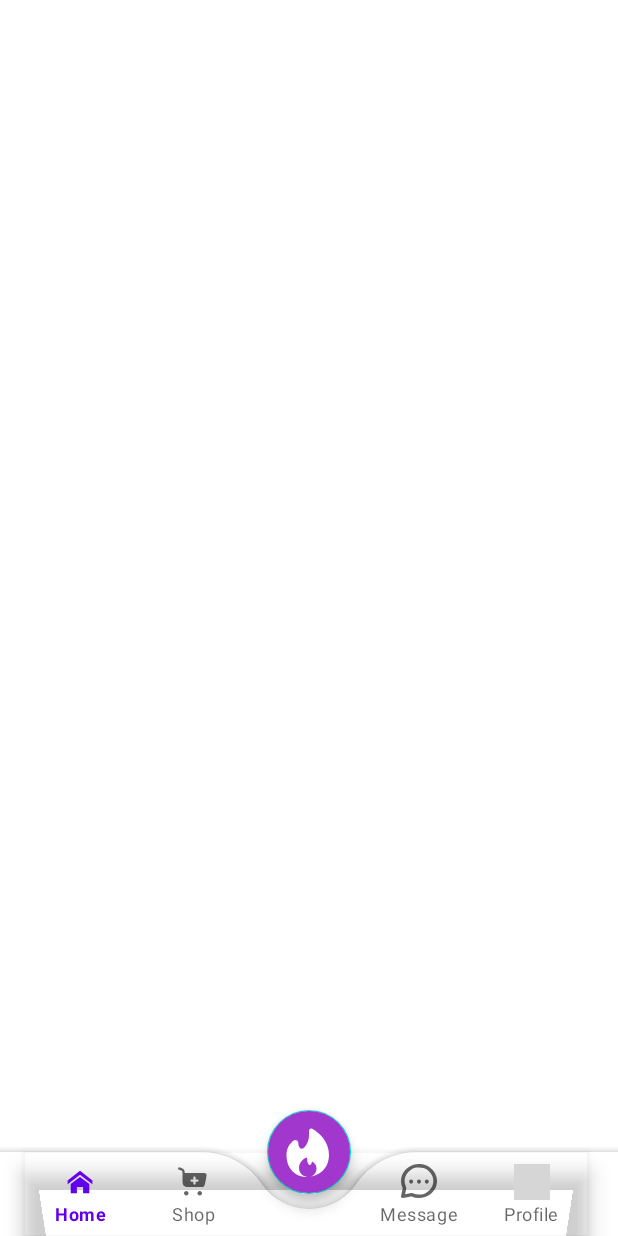
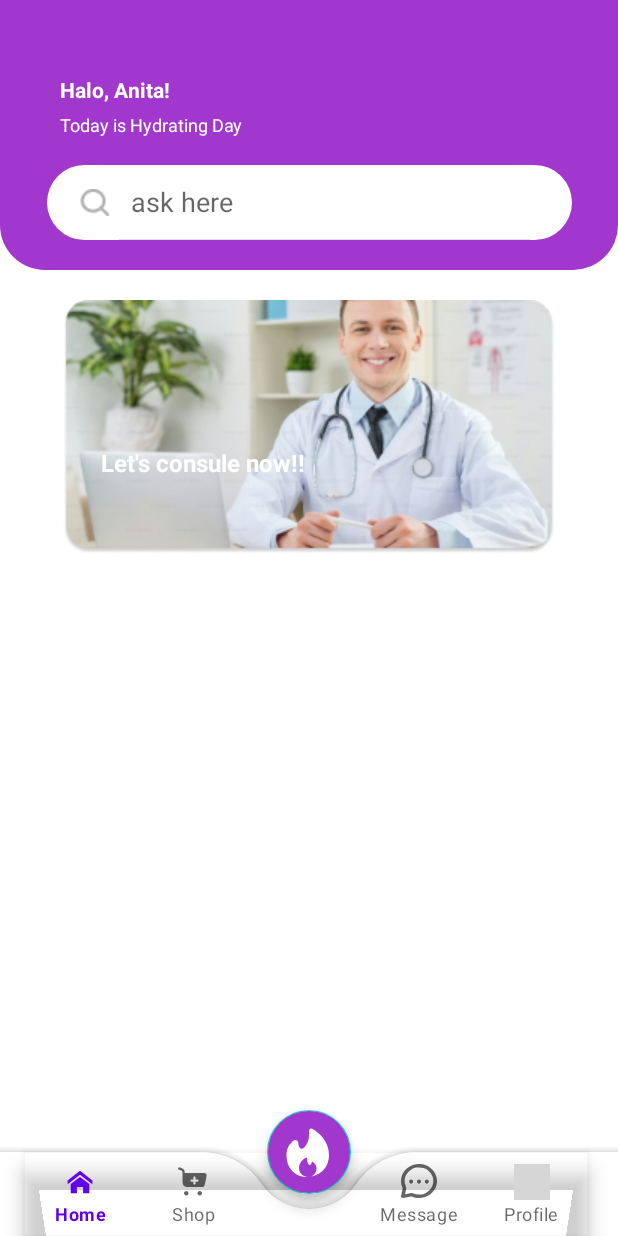
Before and after one commit to RITabayuni/GlowGenie, an Android app: the screen it shows after launch (MainActivity), on a phone screen of 412 x 824 dp. Run offline under Robolectric (Android 15) with nearby library versions, the phone set to English and light mode, and no system bars; grey boxes are pictures that could not be loaded.

Commit message:
navbar asegeboy

```diff
--- a/app/src/main/java/com/example/glowgenie/MainActivity.java
+++ b/app/src/main/java/com/example/glowgenie/MainActivity.java
@@ -20,5 +20,6 @@ public class MainActivity extends AppCompatActivity {
             v.setPadding(systemBars.left, systemBars.top, systemBars.right, systemBars.bottom);
             return insets;
         });
+
     }
 }
--- a/app/src/main/res/layout/activity_main.xml
+++ b/app/src/main/res/layout/activity_main.xml
@@ -1,5 +1,5 @@
 <?xml version="1.0" encoding="utf-8"?>
-<androidx.coordinatorlayout.widget.CoordinatorLayout xmlns:android="http://schemas.android.com/apk/res/android"
+<androidx.constraintlayout.widget.ConstraintLayout xmlns:android="http://schemas.android.com/apk/res/android"
     xmlns:app="http://schemas.android.com/apk/res-auto"
     xmlns:tools="http://schemas.android.com/tools"
     android:id="@+id/main"
@@ -7,112 +7,81 @@
     android:layout_height="match_parent"
     tools:context=".MainActivity">
 
-<!--    <View-->
-<!--        android:id="@+id/header"-->
-<!--        android:layout_width="match_parent"-->
-<!--        android:layout_height="180dp"-->
-<!--        android:background="@drawable/bg_header"-->
-<!--        app:layout_constraintTop_toTopOf="parent"-->
-<!--        app:layout_constraintStart_toStartOf="parent"-->
-<!--        app:layout_constraintEnd_toEndOf="parent"/>-->
+    <View
+        android:id="@+id/header"
+        android:layout_width="match_parent"
+        android:layout_height="180dp"
+        android:background="@drawable/bg_header"
+        app:layout_constraintTop_toTopOf="parent"
+        app:layout_constraintStart_toStartOf="parent"
+        app:layout_constraintEnd_toEndOf="parent"/>
 
-<!--    <TextView-->
-<!--        android:id="@+id/halo"-->
-<!--        android:layout_width="wrap_content"-->
-<!--        android:layout_height="wrap_content"-->
-<!--        android:layout_marginStart="40dp"-->
-<!--        android:layout_marginTop="50dp"-->
-<!--        android:text="Halo, Anita!"-->
-<!--        android:textStyle="bold"-->
-<!--        android:textColor="@color/white"-->
-<!--        android:textSize="14sp"-->
-<!--        app:layout_constraintStart_toStartOf="@+id/header"-->
-<!--        app:layout_constraintTop_toTopOf="@+id/header" />-->
+    <TextView
+        android:id="@+id/halo"
+        android:layout_width="wrap_content"
+        android:layout_height="wrap_content"
+        android:layout_marginStart="40dp"
+        android:layout_marginTop="50dp"
+        android:text="Halo, Anita!"
+        android:textStyle="bold"
+        android:textColor="@color/white"
+        android:textSize="14sp"
+        app:layout_constraintStart_toStartOf="@+id/header"
+        app:layout_constraintTop_toTopOf="@+id/header" />
 
-<!--    <TextView-->
-<!--        android:id="@+id/today"-->
-<!--        android:layout_width="wrap_content"-->
-<!--        android:layout_height="wrap_content"-->
-<!--        android:layout_marginStart="40dp"-->
-<!--        android:layout_marginTop="5dp"-->
-<!--        android:text="Today is Hydrating Day"-->
-<!--        android:textColor="@color/white"-->
-<!--        android:textSize="12sp"-->
-<!--        app:layout_constraintStart_toStartOf="@+id/header"-->
-<!--        app:layout_constraintTop_toBottomOf="@+id/halo" />-->
+    <TextView
+        android:id="@+id/today"
+        android:layout_width="wrap_content"
+        android:layout_height="wrap_content"
+        android:layout_marginStart="40dp"
+        android:layout_marginTop="5dp"
+        android:text="Today is Hydrating Day"
+        android:textColor="@color/white"
+        android:textSize="12sp"
+        app:layout_constraintStart_toStartOf="@+id/header"
+        app:layout_constraintTop_toBottomOf="@+id/halo" />
 
-<!--        <SearchView-->
-<!--            android:id="@+id/search_bar"-->
-<!--            android:layout_width="350dp"-->
-<!--            android:layout_height="50dp"-->
-<!--            android:paddingStart="20dp"-->
-<!--            android:queryHint="ask here"-->
-<!--            android:layout_marginBottom="20dp"-->
-<!--            android:layoutDirection="rtl"-->
-<!--            android:iconifiedByDefault="false"-->
-<!--            android:searchIcon="@drawable/ic_search"-->
-<!--            android:background="@drawable/bg_search"-->
-<!--            app:layout_constraintBottom_toBottomOf="@+id/header"-->
-<!--            app:layout_constraintStart_toStartOf="@+id/header"-->
-<!--            app:layout_constraintEnd_toEndOf="@+id/header" />-->
+        <SearchView
+            android:id="@+id/search_bar"
+            android:layout_width="350dp"
+            android:layout_height="50dp"
+            android:paddingStart="20dp"
+            android:queryHint="ask here"
+            android:layout_marginBottom="20dp"
+            android:layoutDirection="rtl"
+            android:iconifiedByDefault="false"
+            android:searchIcon="@drawable/ic_search"
+            android:background="@drawable/bg_search"
+            app:layout_constraintBottom_toBottomOf="@+id/header"
+            app:layout_constraintStart_toStartOf="@+id/header"
+            app:layout_constraintEnd_toEndOf="@+id/header" />
 
 
-<!--    <ImageButton-->
-<!--        android:id="@+id/article"-->
-<!--        android:layout_width="wrap_content"-->
-<!--        android:layout_height="wrap_content"-->
-<!--        android:background="@drawable/doctor1"-->
-<!--        android:layout_marginTop="20dp"-->
-<!--        app:layout_constraintTop_toBottomOf="@+id/header"-->
-<!--        app:layout_constraintStart_toStartOf="parent"-->
-<!--        app:layout_constraintEnd_toEndOf="parent" />-->
-
-<!--    <TextView-->
-<!--        android:layout_width="wrap_content"-->
-<!--        android:layout_height="wrap_content"-->
-<!--        android:text="Let's consule now!!"-->
-<!--        android:textColor="#ffffff"-->
-<!--        android:layout_marginBottom="50dp"-->
-<!--        android:layout_marginStart="25dp"-->
-<!--        android:textSize="16sp"-->
-<!--        android:textStyle="bold"-->
-<!--        app:layout_constraintBottom_toBottomOf="@+id/article"-->
-<!--        app:layout_constraintStart_toStartOf="@+id/article" />-->
-
-    <FrameLayout
-        android:layout_width="match_parent"
-        android:layout_height="match_parent"
-        android:id="@+id/frame_layout"/>
-
-    <com.google.android.material.bottomappbar.BottomAppBar
-        android:layout_width="match_parent"
-        android:layout_height="wrap_content"
-        android:id="@+id/bottomAppBar"
-        android:layout_gravity="bottom"
-        android:background="@color/white"
-        app:fabCradleMargin="10dp"
-        app:fabCradleRoundedCornerRadius="50dp">
-
-        <com.google.android.material.bottomnavigation.BottomNavigationView
-            android:layout_width="wrap_content"
-            android:layout_height="wrap_content"
-            android:id="@+id/bottomNavigationView"
-            android:layout_marginEnd="20dp"
-            app:labelVisibilityMode="labeled"
-            android:background="@android:color/transparent"
-            app:menu="@menu/bottom_menu"/>
-
-    </com.google.android.material.bottomappbar.BottomAppBar>
-
-    <com.google.android.material.floatingactionbutton.FloatingActionButton
+    <ImageButton
+        android:id="@+id/article"
         android:layout_width="wrap_content"
         android:layout_height="wrap_content"
-        android:backgroundTint="@color/UnguGenie"
-        android:src="@drawable/ic_fire"
-        app:layout_anchor="@id/bottomAppBar"
-        app:maxImageSize="40dp"
-        app:tint="@color/white"/>
+        android:background="@drawable/doctor1"
+        android:layout_marginTop="20dp"
+        app:layout_constraintTop_toBottomOf="@+id/header"
+        app:layout_constraintStart_toStartOf="parent"
+        app:layout_constraintEnd_toEndOf="parent" />
+
+    <TextView
+        android:layout_width="wrap_content"
+        android:layout_height="wrap_content"
+        android:text="Let's consule now!!"
+        android:textColor="#ffffff"
+        android:layout_marginBottom="50dp"
+        android:layout_marginStart="25dp"
+        android:textSize="16sp"
+        android:textStyle="bold"
+        app:layout_constraintBottom_toBottomOf="@+id/article"
+        app:layout_constraintStart_toStartOf="@+id/article" />
 
 
+    <include
+        layout="@layout/layout_item"/>
 
-</androidx.coordinatorlayout.widget.CoordinatorLayout>
+
+</androidx.constraintlayout.widget.ConstraintLayout>
--- /dev/null
+++ b/app/src/main/res/layout/layout_item.xml
@@ -0,0 +1,41 @@
+<?xml version="1.0" encoding="utf-8"?>
+<androidx.coordinatorlayout.widget.CoordinatorLayout xmlns:android="http://schemas.android.com/apk/res/android"
+    xmlns:app="http://schemas.android.com/apk/res-auto"
+    xmlns:tools="http://schemas.android.com/tools"
+    android:layout_width="match_parent"
+    android:layout_height="match_parent">
+
+    <FrameLayout
+        android:layout_width="match_parent"
+        android:layout_height="match_parent"
+        android:id="@+id/frame_layout"/>
+
+    <com.google.android.material.bottomappbar.BottomAppBar
+        android:layout_width="match_parent"
+        android:layout_height="wrap_content"
+        android:id="@+id/bottomAppBar"
+        android:layout_gravity="bottom"
+        android:background="@color/white"
+        app:fabCradleMargin="10dp"
+        app:fabCradleRoundedCornerRadius="50dp">
+
+        <com.google.android.material.bottomnavigation.BottomNavigationView
+            android:layout_width="wrap_content"
+            android:layout_height="wrap_content"
+            android:id="@+id/bottomNavigationView"
+            android:layout_marginEnd="20dp"
+            app:labelVisibilityMode="labeled"
+            android:background="@android:color/transparent"
+            app:menu="@menu/bottom_menu"/>
+
+    </com.google.android.material.bottomappbar.BottomAppBar>
+
+    <com.google.android.material.floatingactionbutton.FloatingActionButton
+        android:layout_width="wrap_content"
+        android:layout_height="wrap_content"
+        android:backgroundTint="@color/UnguGenie"
+        android:src="@drawable/ic_fire"
+        app:layout_anchor="@id/bottomAppBar"
+        app:maxImageSize="40dp"
+        app:tint="@color/white"/>
+</androidx.coordinatorlayout.widget.CoordinatorLayout>
```
